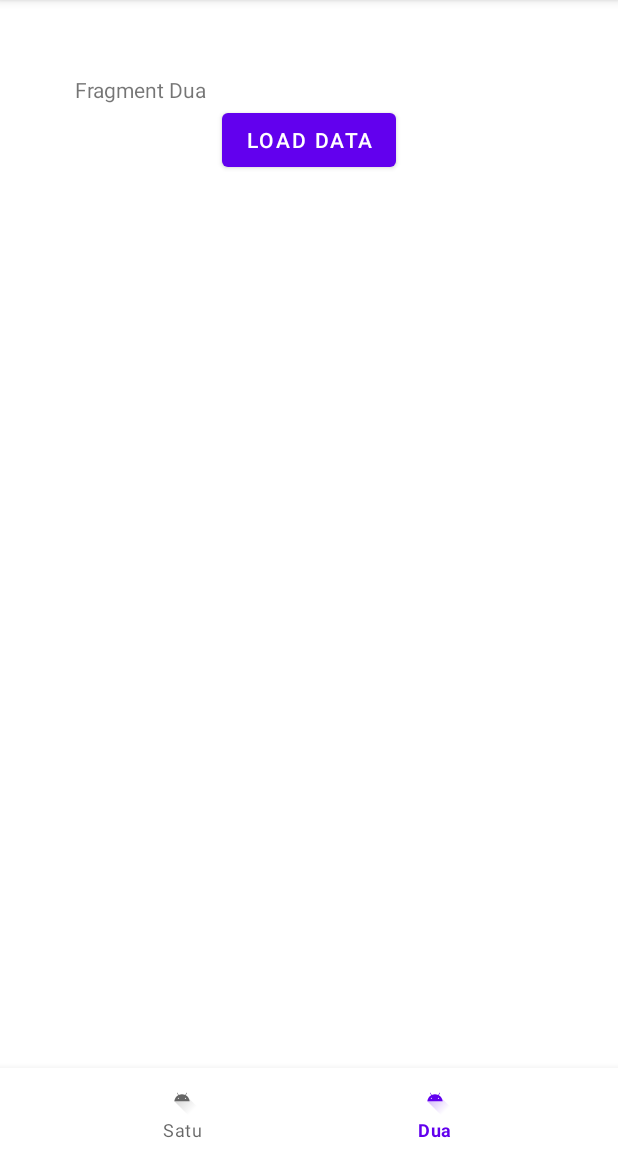
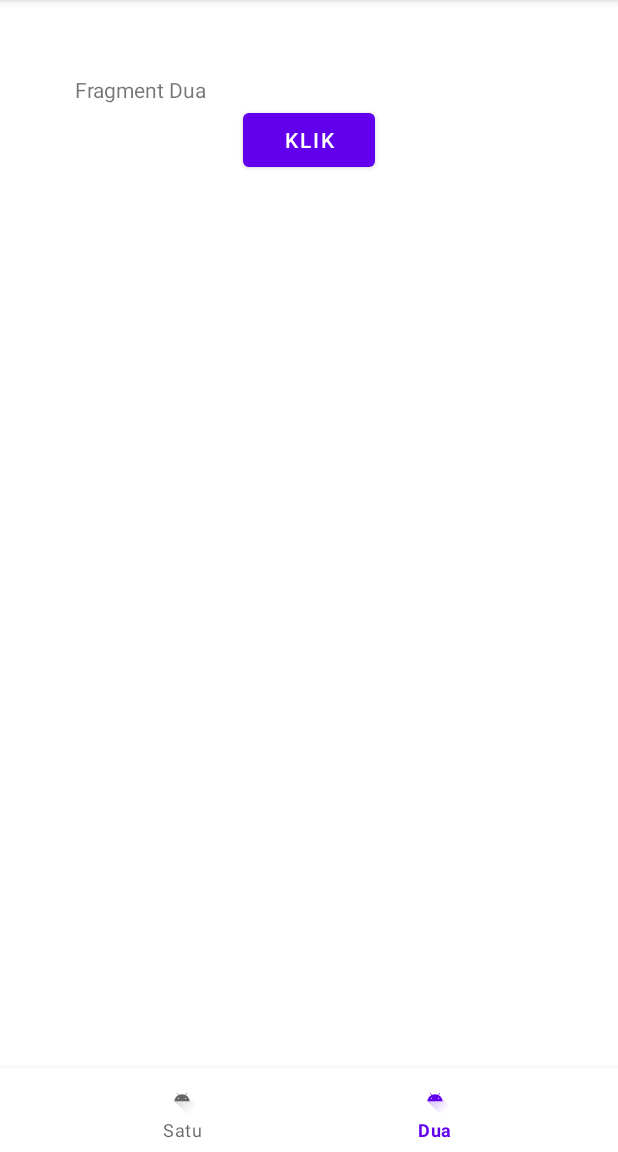
Before and after one commit to nyomanari21/UAS_Mobile_App, an Android app: the screen it shows after launch (MainActivity), item 2 of the bottom bar chosen, on a phone screen of 412 x 824 dp, the part 84-1236 px from its top. Run offline under Robolectric (Android 15) with nearby library versions, the phone set to English and light mode, and no system bars; libraries missing offline, so code that uses them is left out: com.loopj.android, cz.msebera.android.

Commit message:
Push No 3
Tambah jawaban nomor 3

```diff
--- a/Project/app/src/main/java/edu/upi/cs/yudiwbs/uas_template/FragmentDua.java
+++ b/Project/app/src/main/java/edu/upi/cs/yudiwbs/uas_template/FragmentDua.java
@@ -17,7 +17,9 @@ import com.loopj.android.http.JsonHttpResponseHandler;
 import org.json.JSONException;
 import org.json.JSONObject;
 
+import java.text.SimpleDateFormat;
 import java.util.ArrayList;
+import java.util.Date;
 
 import edu.upi.cs.yudiwbs.uas_template.databinding.FragmentDuaBinding;
 import edu.upi.cs.yudiwbs.uas_template.databinding.FragmentSatuBinding;
@@ -65,47 +67,11 @@ public class FragmentDua extends Fragment {
         binding.buttonFrag2.setOnClickListener(new View.OnClickListener() {
             @Override
             public void onClick(View view) {
-
-                // Load data dari API
-                ApiBored.get(null, new JsonHttpResponseHandler() {
-                    @Override
-                    //hati2 success jsonobjek atau jsonarray
-                    public void onSuccess(int statusCode,
-                                          cz.msebera.android.httpclient.Header[] headers,
-                                          org.json.JSONObject response) {
-                        Log.d("debug_ari","onSuccess jsonobjek");
-
-                        //ambil type dan activity
-                        String type = "";
-                        String activity = "";
-                        try {
-                            type = (String) response.get("type");
-                            activity = (String) response.get("activity");
-                        } catch (JSONException e) {
-                            e.printStackTrace();
-                            Log.e("debug_ari", "msg error" +":" +e.getMessage());
-                        }
-                        // Tambahkan hasil data dari api ke recycler view
-                        Log.d("debug_ari", "activity" +":" +activity);
-                        alHasil.add(new Hasil(type));
-                        alHasil.add(new Hasil(activity));
-                        adapter.notifyDataSetChanged();
-                    }
-
-                    public void onSuccess(int statusCode,
-                                          cz.msebera.android.httpclient.Header[] headers,
-                                          org.json.JSONArray response) {
-                        Log.d("debug_ari","onSuccess jsonarray");
-                    }
-
-                    @Override
-                    public void onFailure(int statusCode, cz.msebera.android.httpclient.Header[] headers, Throwable throwable, JSONObject errorResponse) {
-                        Log.e("debug_ari", "error " + ":" + statusCode +":"+ errorResponse.toString());
-                    }
-                });
-
-//                alHasil.add(new Hasil("satu..."));
-//                adapter.notifyDataSetChanged();
+                SimpleDateFormat s = new SimpleDateFormat("hh:mm:ss");
+                String ts = s.format(new Date());
+                alHasil.add(new Hasil(ts));
+                alHasil.add(new Hasil("HP Diangkat!"));
+                adapter.notifyDataSetChanged();
             }
         });
         return view;
--- a/Project/app/src/main/java/edu/upi/cs/yudiwbs/uas_template/FragmentSatu.java
+++ b/Project/app/src/main/java/edu/upi/cs/yudiwbs/uas_template/FragmentSatu.java
@@ -3,6 +3,7 @@ package edu.upi.cs.yudiwbs.uas_template;
 import android.os.Bundle;
 
 import androidx.fragment.app.Fragment;
+import androidx.lifecycle.ViewModelProvider;
 import androidx.recyclerview.widget.DividerItemDecoration;
 import androidx.recyclerview.widget.LinearLayoutManager;
 import androidx.recyclerview.widget.RecyclerView;
@@ -30,6 +31,7 @@ import edu.upi.cs.yudiwbs.uas_template.databinding.FragmentSatuBinding;
 public class FragmentSatu extends Fragment {
 
     private FragmentSatuBinding binding;
+    private ViewModelRVBoredApi vmRVBoredApi;
 
     ArrayList<Hasil> alHasil = new ArrayList<>();
     AdapterHasil adapter;
@@ -58,10 +60,16 @@ public class FragmentSatu extends Fragment {
         binding = FragmentSatuBinding.inflate(inflater, container, false);
         View view = binding.getRoot();
 
+        vmRVBoredApi = new ViewModelProvider(getActivity()).get(ViewModelRVBoredApi.class);
+
         adapter = new AdapterHasil(alHasil);
         binding.rvHasilFragSatu.setAdapter(adapter);
 
         lm = new LinearLayoutManager(getActivity());
+        //restore state recylerview
+        if (vmRVBoredApi.getRecViewState().getValue()!=null) {
+            lm.onRestoreInstanceState(vmRVBoredApi.getRecViewState().getValue());
+        }
         binding.rvHasilFragSatu.setLayoutManager(lm);
 
         //supaya ada garis antar row
@@ -112,127 +120,14 @@ public class FragmentSatu extends Fragment {
             }
         });
 
-//        binding.button.setOnClickListener(new View.OnClickListener() {
-//            @Override
-//            public void onClick(View view) {
-//                binding.tvKeterangan.setText("Tunggu sebentar, loading data harga bitcoin (USD)");
-//                //https://api.coindesk.com/v1/bpi/currentprice.json
-//                Log.d("debug_ari","onclick");
-//                ApiHargaBitcoin.get("bpi/currentprice.json", null, new JsonHttpResponseHandler() {
-//                    @Override
-//                    //hati2 success jsonobjek atau jsonarray
-//                    public void onSuccess(int statusCode,
-//                                          cz.msebera.android.httpclient.Header[] headers,
-//                                          org.json.JSONObject response) {
-//                        Log.d("debugyudi","onSuccess jsonobjek");
-//
-//                        /* hasil jsonnha
-//                        {"time":{"updated":"Dec 19, 2022 09:53:00 UTC","updatedISO":"2022-12-19T09:53:00+00:00",
-//                                "updateduk":"Dec 19, 2022 at 09:53 GMT"},
-//
-//                        "disclaimer":"This data was produced from the CoinDesk Bitcoin Price Index (USD).
-//                              Non-USD currency data converted using hourly conversion rate from openexchangerates.org",
-//                         "chartName":"Bitcoin",
-//                         "bpi":{"USD":{"code":"USD","symbol":"&#36;","rate":"16,730.3955",
-//                                    "description":"United States Dollar","rate_float":16730.3955},
-//                                "GBP":{"code":"GBP","symbol":"&pound;","rate":"13,979.7846",
-//                                  "description":"British Pound Sterling","rate_float":13979.7846},      "EUR":{"code":"EUR","symbol":"&euro;","rate":"16,297.8478","description":"Euro","rate_float":16297.8478}}}
-//                         */
-//
-//                        //ambil USD rate
-//                        String rate="";
-//                        try {
-//                            JSONObject bpi = response.getJSONObject("bpi"); // 4 adalah "bpi"
-//                            JSONObject usd = bpi.getJSONObject("USD");
-//                            rate = (String) usd.get("rate");
-//                        } catch (JSONException e) {
-//                            e.printStackTrace();
-//                            Log.e("debugyudi", "msg error" +":" +e.getMessage());
-//                        }
-//                        Log.d("debugyudi", "rate" +":" +rate);
-//                        binding.tvKeterangan.setText(rate);
-//                    }
-//
-//                    public void onSuccess(int statusCode,
-//                                          cz.msebera.android.httpclient.Header[] headers,
-//                                          org.json.JSONArray response) {
-//
-//                        Log.d("debugyudi","onSuccess jsonarray");
-//
-//                    }
-//
-//                    @Override
-//                    public void onFailure(int statusCode, cz.msebera.android.httpclient.Header[] headers, Throwable throwable, JSONObject errorResponse) {
-//                        Log.e("debugyudi", "error " + ":" + statusCode +":"+ errorResponse.toString());
-//                    }
-//                });
-//
-//            }
-//        });
+        return view;
+    }
 
-//        binding.button.setOnClickListener(new View.OnClickListener() {
-//            @Override
-//            public void onClick(View view) {
-//                binding.tvKeterangan.setText("Tunggu sebentar, loading data bored activity");
-//                //https://www.boredapi.com/api/activity
-//                Log.d("debug_ari","onclick");
-//                ApiBored.get(null, new JsonHttpResponseHandler() {
-//                    @Override
-//                    //hati2 success jsonobjek atau jsonarray
-//                    public void onSuccess(int statusCode,
-//                                          cz.msebera.android.httpclient.Header[] headers,
-//                                          org.json.JSONObject response) {
-//                        Log.d("debug_ari","onSuccess jsonobjek");
-//
-//                        /* hasil jsonnha
-//                        {"time":{"updated":"Dec 19, 2022 09:53:00 UTC","updatedISO":"2022-12-19T09:53:00+00:00",
-//                                "updateduk":"Dec 19, 2022 at 09:53 GMT"},
-//
-//                        "disclaimer":"This data was produced from the CoinDesk Bitcoin Price Index (USD).
-//                              Non-USD currency data converted using hourly conversion rate from openexchangerates.org",
-//                         "chartName":"Bitcoin",
-//                         "bpi":{"USD":{"code":"USD","symbol":"&#36;","rate":"16,730.3955",
-//                                    "description":"United States Dollar","rate_float":16730.3955},
-//                                "GBP":{"code":"GBP","symbol":"&pound;","rate":"13,979.7846",
-//                                  "description":"British Pound Sterling","rate_float":13979.7846},      "EUR":{"code":"EUR","symbol":"&euro;","rate":"16,297.8478","description":"Euro","rate_float":16297.8478}}}
-//                         */
-//
-//                        //ambil USD rate
-////                        String rate="";
-//                        String activity = "";
-//                        try {
-////                            JSONObject bpi = response.getJSONObject("bpi"); // 4 adalah "bpi"
-////                            JSONObject usd = bpi.getJSONObject("USD");
-////                            rate = (String) usd.get("rate");
-////                            JSONObject jsonActivity = response.getJSONObject("activity");
-//                            activity = (String) response.get("activity");
-//                        } catch (JSONException e) {
-//                            e.printStackTrace();
-//                            Log.e("debug_ari", "msg error" +":" +e.getMessage());
-//                        }
-//                        Log.d("debug_ari", "activity" +":" +activity);
-//                        binding.tvKeterangan.setText(activity);
-//                    }
-//
-//                    public void onSuccess(int statusCode,
-//                                          cz.msebera.android.httpclient.Header[] headers,
-//                                          org.json.JSONArray response) {
-//
-//                        Log.d("debugyudi","onSuccess jsonarray");
-//
-//                    }
-//
-//                    @Override
-//                    public void onFailure(int statusCode, cz.msebera.android.httpclient.Header[] headers, Throwable throwable, JSONObject errorResponse) {
-//                        Log.e("debugyudi", "error " + ":" + statusCode +":"+ errorResponse.toString());
-//                    }
-//                });
-//
-//            }
-//        });
-
-        return view;
-
+    @Override
+    public void onPause() {
+        super.onPause();
+        //simpan state ke viewmodel vmRVBoredApi
+        vmRVBoredApi.setRecViewState(lm.onSaveInstanceState());
     }
 
     @Override
--- /dev/null
+++ b/Project/app/src/main/java/edu/upi/cs/yudiwbs/uas_template/ViewModelRVBoredApi.java
@@ -0,0 +1,25 @@
+package edu.upi.cs.yudiwbs.uas_template;
+
+import android.os.Parcelable;
+
+import androidx.lifecycle.LiveData;
+import androidx.lifecycle.MutableLiveData;
+import androidx.lifecycle.ViewModel;
+
+public class ViewModelRVBoredApi extends ViewModel {
+    public MutableLiveData<Parcelable> recViewState;
+
+    public ViewModelRVBoredApi() {
+        recViewState = new MutableLiveData<Parcelable>();
+        recViewState.setValue(null);
+    }
+
+    public LiveData<Parcelable> getRecViewState() {
+        return recViewState;
+    }
+
+    public void setRecViewState (Parcelable state) {
+        recViewState.setValue(state);
+    }
+
+}
--- a/Project/app/src/main/res/layout/fragment_dua.xml
+++ b/Project/app/src/main/res/layout/fragment_dua.xml
@@ -31,7 +31,7 @@
         android:id="@+id/button_frag2"
         android:layout_width="wrap_content"
         android:layout_height="wrap_content"
-        android:text="LOAD DATA"
+        android:text="Klik"
         app:layout_constraintEnd_toEndOf="parent"
         app:layout_constraintStart_toStartOf="parent"
         app:layout_constraintTop_toBottomOf="@+id/tvKeteranganFrag2" />
--- a/Project/app/src/main/res/layout/fragment_satu.xml
+++ b/Project/app/src/main/res/layout/fragment_satu.xml
@@ -23,7 +23,7 @@
         android:layout_width="wrap_content"
         android:layout_height="wrap_content"
         android:layout_marginTop="36dp"
-        android:text="Button"
+        android:text="Load Data"
         app:layout_constraintEnd_toEndOf="parent"
         app:layout_constraintHorizontal_bias="0.504"
         app:layout_constraintStart_toStartOf="parent"
@@ -33,11 +33,11 @@
         android:id="@+id/rvHasilFragSatu"
         android:layout_width="match_parent"
         android:layout_height="0dp"
+        android:layout_marginTop="20dp"
         app:layout_constraintBottom_toBottomOf="parent"
         app:layout_constraintEnd_toEndOf="parent"
         app:layout_constraintHorizontal_bias="0.428"
         app:layout_constraintStart_toStartOf="parent"
-        app:layout_constraintTop_toBottomOf="@+id/button"
-        app:layout_constraintVertical_bias="1.0" />
+        app:layout_constraintTop_toBottomOf="@+id/button" />
 
 </androidx.constraintlayout.widget.ConstraintLayout>
```
